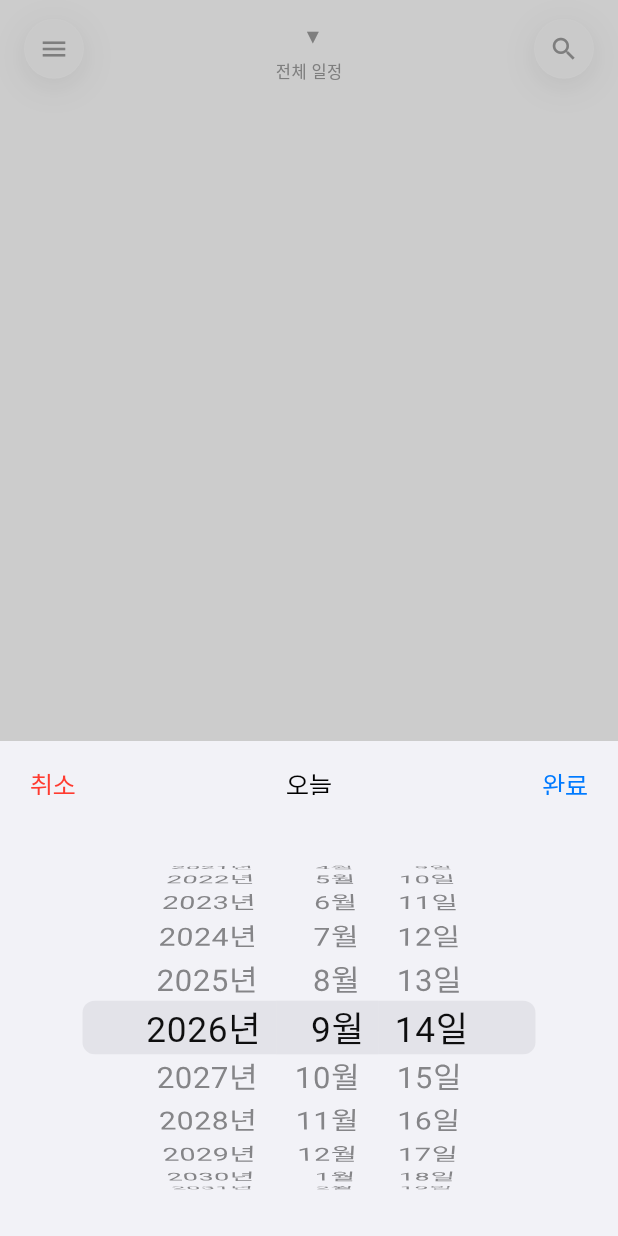
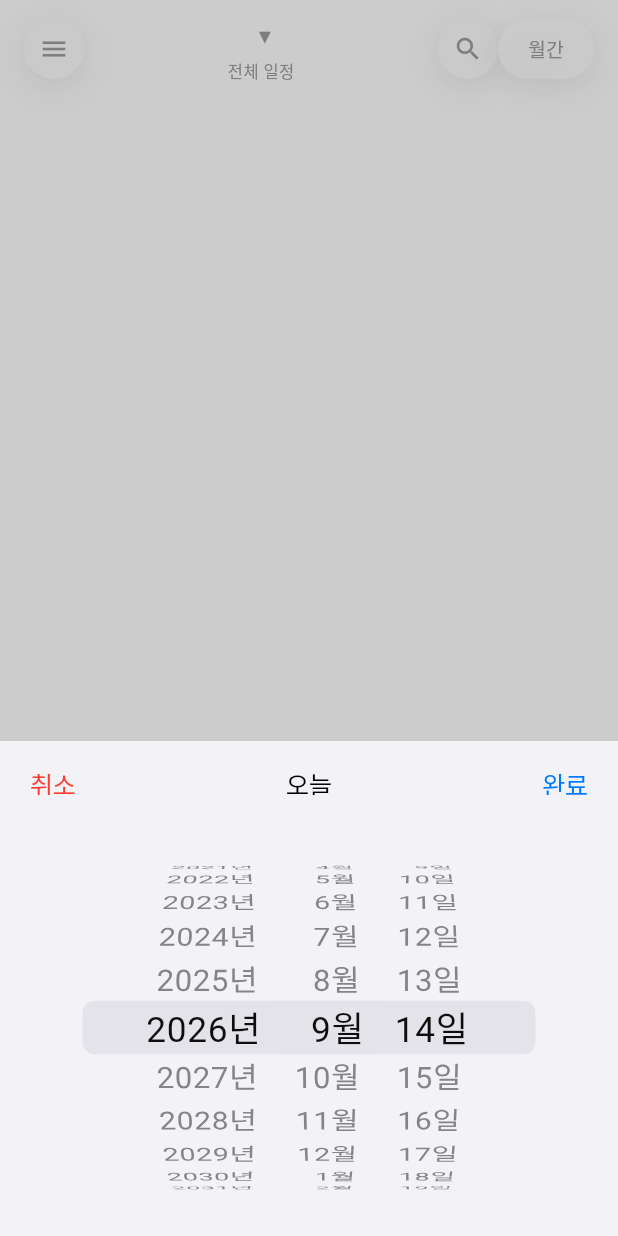
Before and after one commit to codecrew-dev/calendar, a Flutter app: the TopBar widget shown alone on an empty page, opened directly with empty values, after a tap on an icon or button, on a phone screen of 412 x 824 dp. Run offline on Flutter 3.47's test engine with Material 3 defaults, Android fonts, the phone set to English and light mode, and no system bars; our stand-ins replace flutter_secure_storage, shared_preferences, timezone; missing offline and left inert: flutter_web_auth_2; accounts and stored records are empty.

Commit message:
뷰 모드 변경 기능 추가 및 관련 UI 개선

```diff
--- a/lib/main.dart
+++ b/lib/main.dart
@@ -176,7 +176,7 @@ class CalendarHome extends StatefulWidget {
 class _CalendarHomeState extends State<CalendarHome>
     with WidgetsBindingObserver {
   final _scaffoldKey = GlobalKey<ScaffoldState>();
-  final ViewMode _view = ViewMode.month;
+  ViewMode _view = ViewMode.month;
   DateTime _anchorDate = DateTime.now();
   String _selectedKey = date_utils.toDateKey(DateTime.now());
   bool _showHolidays = DisplaySettings.instance.enabled(
@@ -820,6 +820,8 @@ class _CalendarHomeState extends State<CalendarHome>
                   ),
                 ),
               ),
+              view: _view,
+              onViewChanged: (view) => setState(() => _view = view),
             ),
             Expanded(
               child: !store.loaded
--- a/lib/widgets/top_bar.dart
+++ b/lib/widgets/top_bar.dart
@@ -2,13 +2,18 @@ import 'package:flutter/material.dart';
 import 'package:flutter/cupertino.dart';
 
 import '../theme/app_theme.dart';
+import '../models/calendar_event.dart';
 import 'liquid_glass.dart';
 
 class TopBar extends StatefulWidget {
+  static void _ignoreView(ViewMode _) {}
+
   final AppTheme theme;
   final String title;
   final DateTime selectedDate;
   final VoidCallback onPrev, onNext, onToday, onMenu, onSearch;
+  final ViewMode view;
+  final ValueChanged<ViewMode> onViewChanged;
   final ValueChanged<DateTime> onDateSelected;
   const TopBar({
     super.key,
@@ -20,6 +25,8 @@ class TopBar extends StatefulWidget {
     required this.onToday,
     required this.onMenu,
     required this.onSearch,
+    this.view = ViewMode.month,
+    this.onViewChanged = _ignoreView,
     required this.onDateSelected,
   });
 
@@ -80,12 +87,53 @@ class _TopBarState extends State<TopBar> {
                 onPressed: widget.onSearch,
                 color: theme.text,
               ),
+              _glassTextButton(
+                label: _viewLabel(widget.view),
+                onPressed: () => _showViewPicker(context),
+                color: theme.text,
+              ),
             ],
           ),
         ],
       ),
     );
   }
+
+  String _viewLabel(ViewMode view) => switch (view) {
+    ViewMode.list => '목록형',
+    ViewMode.week => '여러날',
+    ViewMode.day => '하루',
+    ViewMode.month => '월간',
+  };
+
+  Future<void> _showViewPicker(BuildContext context) =>
+      showCupertinoModalPopup<void>(
+        context: context,
+        builder: (sheetContext) => CupertinoActionSheet(
+          title: const Text('보기 방식'),
+          actions: [
+            for (final view in [
+              ViewMode.month,
+              ViewMode.list,
+              ViewMode.week,
+              ViewMode.day,
+            ])
+              CupertinoActionSheetAction(
+                isDefaultAction: widget.view == view,
+                onPressed: () {
+                  widget.onViewChanged(view);
+                  Navigator.pop(sheetContext);
+                },
+                child: Text(_viewLabel(view)),
+              ),
+          ],
+          cancelButton: CupertinoActionSheetAction(
+            isDestructiveAction: false,
+            onPressed: () => Navigator.pop(sheetContext),
+            child: const Text('취소'),
+          ),
+        ),
+      );
 
   Future<void> _showDatePicker(BuildContext context) async {
     var picked = widget.selectedDate;
@@ -171,4 +219,20 @@ class _TopBarState extends State<TopBar> {
       ),
     );
   }
+
+  Widget _glassTextButton({
+    required String label,
+    required VoidCallback onPressed,
+    required Color color,
+  }) => LiquidGlass(
+    useNative: false,
+    radius: 20,
+    child: SizedBox(
+      height: 40,
+      child: TextButton(
+        onPressed: onPressed,
+        child: Text(label, style: TextStyle(color: color, fontSize: 13)),
+      ),
+    ),
+  );
 }
```
